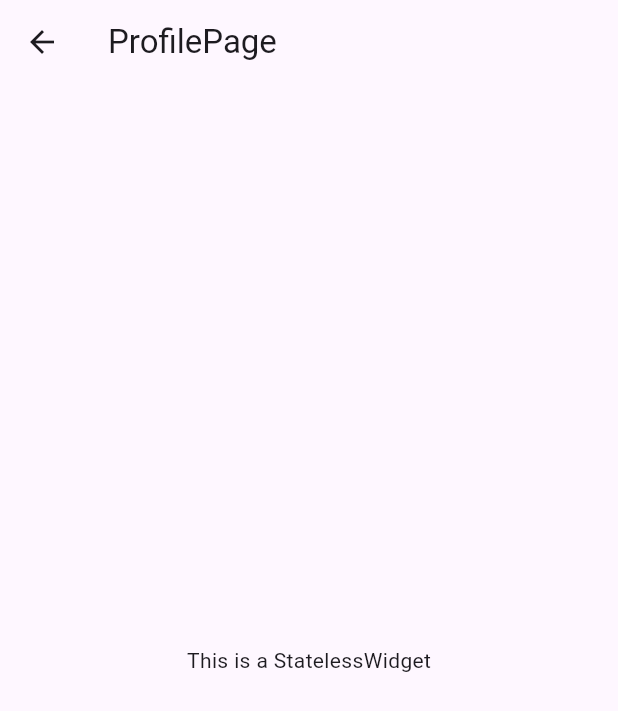
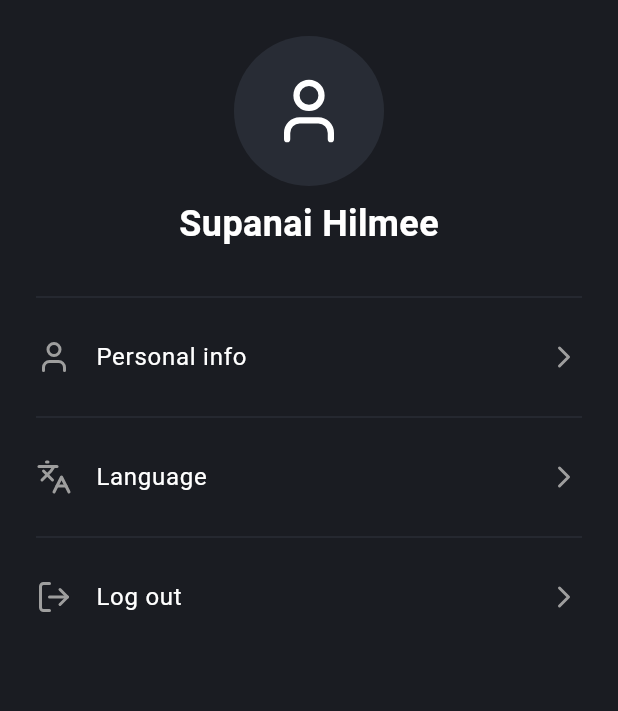
Before and after one commit to naixdevv/flutter-car-booking, a Flutter app: the ProfilePage screen opened by its route, on a phone screen of 412 x 824 dp. Shown: the top 711 px of the screen. Run offline on Flutter 3.47's test engine with Material 3 defaults, Android fonts, the phone set to English and light mode, and no system bars; our stand-ins replace flutter_svg, lucide_icons_flutter.

Commit message:
refactor: update UI profile/profile_page

```diff
--- a/lib/presentation/pages/profile/profile_page.dart
+++ b/lib/presentation/pages/profile/profile_page.dart
@@ -1,13 +1,95 @@
 import 'package:flutter/material.dart';
+import 'package:lucide_icons_flutter/lucide_icons.dart';
+import 'package:flutter_car_booking/core/theme/app_colors.dart';
+import './widgets/profile_tile.dart';
 
-class ProfilePage extends StatelessWidget {
+class ProfilePage extends StatefulWidget {
   const ProfilePage({super.key});
 
   @override
+  State<ProfilePage> createState() => _ProfilePageState();
+}
+
+class _ProfilePageState extends State<ProfilePage> {
+  @override
   Widget build(BuildContext context) {
     return Scaffold(
-      appBar: AppBar(title: const Text('ProfilePage')),
-      body: const Center(child: Text('This is a StatelessWidget')),
+      backgroundColor: AppColors.backgroundPrimary,
+      body: SafeArea(
+        top: false,
+        child: ListView(
+          physics: BouncingScrollPhysics(),
+          children: [
+            Padding(
+              padding: EdgeInsets.all(24),
+              child: Center(
+                child: Column(
+                  children: [
+                    Container(
+                      width: 100,
+                      height: 100,
+                      decoration: BoxDecoration(
+                        color: AppColors.backgroundSecondary,
+                        borderRadius: BorderRadius.circular(100),
+                      ),
+                      child: Icon(
+                        LucideIcons.user,
+                        color: Colors.white,
+                        size: 50,
+                      ),
+                    ),
+                    SizedBox(height: 8),
+                    Text(
+                      'Supanai Hilmee',
+                      style: TextStyle(
+                        color: AppColors.textPrimary,
+                        fontSize: 24,
+                        fontWeight: FontWeight.bold,
+                      ),
+                    ),
+                  ],
+                ),
+              ),
+            ),
+            Padding(
+              padding: EdgeInsets.symmetric(horizontal: 24),
+              child: const Divider(
+                color: AppColors.borderSecondary,
+                thickness: 1,
+              ),
+            ),
+            ProfileTile(
+              icon: LucideIcons.user,
+              text: "Personal info",
+              onTap: () {},
+            ),
+            Padding(
+              padding: EdgeInsets.symmetric(horizontal: 24),
+              child: const Divider(
+                color: AppColors.borderSecondary,
+                thickness: 1,
+              ),
+            ),
+            ProfileTile(
+              icon: LucideIcons.languages,
+              text: "Language",
+              onTap: () {},
+            ),
+            Padding(
+              padding: EdgeInsets.symmetric(horizontal: 24),
+              child: const Divider(
+                color: AppColors.borderSecondary,
+                thickness: 1,
+              ),
+            ),
+            ProfileTile(
+              icon: LucideIcons.logOut,
+              text: "Log out",
+              onTap: () {},
+            )
+          ],
+        ),
+      ),
     );
   }
 }
```
